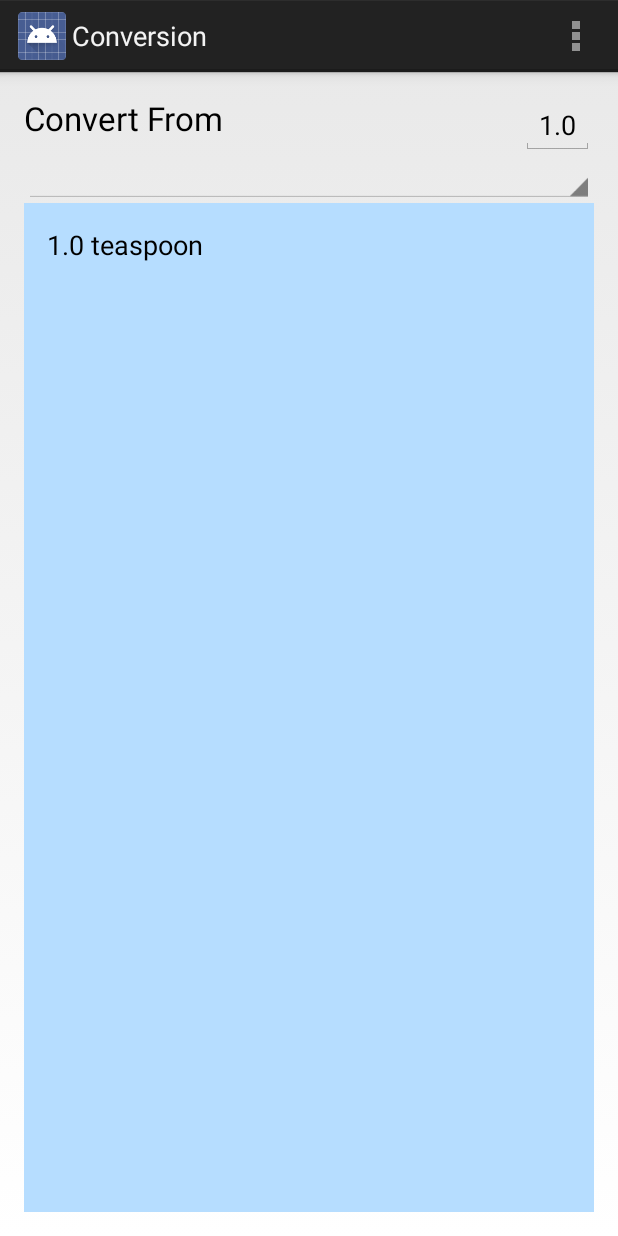
After one commit to MNguyen1130/MessingAround, an Android app: the Conversion screen opened directly, with no data from a screen before it, on a phone screen of 412 x 824 dp. The commit adds this screen. Run offline under Robolectric (Android 15) with nearby library versions, the phone set to English and light mode, and no system bars.

Commit message:
Starting Tutorial 7

```diff
--- a/app/src/main/AndroidManifest.xml
+++ b/app/src/main/AndroidManifest.xml
@@ -1,26 +1,29 @@
 <?xml version="1.0" encoding="utf-8"?>
 <manifest xmlns:android="http://schemas.android.com/apk/res/android"
-    package="com.mnguyen1130.messingaround">
+    package="com.mnguyen1130.messingaround" >
 
     <application
         android:allowBackup="true"
         android:icon="@drawable/ic_launcher"
         android:label="@string/app_name"
-        android:theme="@style/AppTheme">
+        android:theme="@style/AppTheme" >
         <activity
-            android:name=".MainActivity"
-            android:label="@string/app_name">
+            android:name="com.mnguyen1130.messingaround.MainActivity"
+            android:label="@string/app_name" >
             <intent-filter>
                 <action android:name="android.intent.action.MAIN" />
 
                 <category android:name="android.intent.category.LAUNCHER" />
             </intent-filter>
         </activity>
-
         <activity
-            android:name=".SecondScreen"
+            android:name="com.mnguyen1130.messingaround.SecondScreen"
             android:label="Get Name"
             android:theme="@style/AppTheme" />
+        <activity
+            android:name="com.mnguyen1130.messingaround.Conversion"
+            android:label="@string/title_activity_conversion" >
+        </activity>
     </application>
 
 </manifest>
--- /dev/null
+++ b/app/src/main/java/com/mnguyen1130/messingaround/Conversion.java
@@ -0,0 +1,39 @@
+package com.mnguyen1130.messingaround;
+
+import android.app.Activity;
+import android.os.Bundle;
+import android.view.Menu;
+import android.view.MenuItem;
+
+
+public class Conversion extends Activity {
+
+    @Override
+    protected void onCreate(Bundle savedInstanceState) {
+        super.onCreate(savedInstanceState);
+        setContentView(R.layout.activity_conversion);
+    }
+
+
+    @Override
+    public boolean onCreateOptionsMenu(Menu menu) {
+        // Inflate the menu; this adds items to the action bar if it is present.
+        getMenuInflater().inflate(R.menu.menu_conversion, menu);
+        return true;
+    }
+
+    @Override
+    public boolean onOptionsItemSelected(MenuItem item) {
+        // Handle action bar item clicks here. The action bar will
+        // automatically handle clicks on the Home/Up button, so long
+        // as you specify a parent activity in AndroidManifest.xml.
+        int id = item.getItemId();
+
+        //noinspection SimplifiableIfStatement
+        if (id == R.id.action_settings) {
+            return true;
+        }
+
+        return super.onOptionsItemSelected(item);
+    }
+}
--- a/app/src/main/java/com/mnguyen1130/messingaround/MainActivity.java
+++ b/app/src/main/java/com/mnguyen1130/messingaround/MainActivity.java
@@ -91,6 +91,12 @@ public class MainActivity extends Activity {
 
     }
 
+    public void toConversionButtonClick(View view){
+        Intent toConversionScreen = new Intent(this, Conversion.class);
+
+        startActivity(toConversionScreen);
+    }
+
     @Override
     protected void onActivityResult(int requestCode, int resultCode, Intent data) {
         super.onActivityResult(requestCode, resultCode, data);
--- /dev/null
+++ b/app/src/main/res/layout/activity_conversion.xml
@@ -0,0 +1,61 @@
+<RelativeLayout xmlns:android="http://schemas.android.com/apk/res/android"
+    xmlns:tools="http://schemas.android.com/tools" android:layout_width="match_parent"
+    android:layout_height="match_parent" android:paddingLeft="@dimen/activity_horizontal_margin"
+    android:paddingRight="@dimen/activity_horizontal_margin"
+    android:paddingTop="@dimen/activity_vertical_margin"
+    android:paddingBottom="@dimen/activity_vertical_margin"
+    tools:context="com.mnguyen1130.messingaround.Conversion">
+
+    <TextView android:text="@string/convert_from_textview" android:layout_width="wrap_content"
+        android:layout_height="wrap_content"
+        android:textAppearance="?android:attr/textAppearanceLarge"
+        android:layout_marginRight="20dp"
+        android:id="@+id/textView" />
+
+    <EditText
+        android:layout_width="wrap_content"
+        android:layout_height="wrap_content"
+        android:inputType="numberDecimal"
+        android:id="@+id/amount_edit_text"
+        android:layout_alignParentTop="true"
+        android:layout_alignParentRight="true"
+        android:layout_alignParentEnd="true"
+        android:text="1.0"/>
+
+    <Spinner
+        android:layout_width="match_parent"
+        android:layout_height="wrap_content"
+        android:id="@+id/unit_type_spinner"
+        android:layout_below="@+id/amount_edit_text"
+        android:layout_alignParentLeft="true"
+        android:layout_alignParentStart="true" />
+
+    <GridLayout
+        android:layout_width="fill_parent"
+        android:layout_height="fill_parent"
+        android:layout_below="@+id/unit_type_spinner"
+        android:layout_alignParentLeft="true"
+        android:layout_alignParentStart="true"
+        android:columnCount="2"
+        android:rowCount="6"
+        android:orientation="horizontal"
+        android:padding="15dp"
+        android:background="#ffb6ddff">
+
+        <TextView
+            android:id="@+id/tsp_text_view"
+            android:text="@string/default_teaspoon_value"
+            android:textAppearance="?android:attr/textAppearanceMedium"
+            android:layout_width="wrap_content"
+            android:layout_height="wrap_content"
+            android:layout_gravity="left|top"
+            android:layout_marginRight="30dp"
+            android:layout_marginBottom="30dp"
+            />
+
+        <TextView
+            android:id="@+id/cup"/>
+
+        </GridLayout>
+
+</RelativeLayout>
--- a/app/src/main/res/layout/activity_main.xml
+++ b/app/src/main/res/layout/activity_main.xml
@@ -22,6 +22,12 @@
         android:onClick="onGetNameClick"
         android:text="@string/button_get_it" />
 
+    <Button
+        android:layout_width="wrap_content"
+        android:layout_height="wrap_content"
+        android:onClick="toConversionButtonClick"
+        android:text="@string/button_to_conversion"/>
+
     <TextView
         android:id="@+id/users_name_message"
         android:layout_width="wrap_content"
--- /dev/null
+++ b/app/src/main/res/menu/menu_conversion.xml
@@ -0,0 +1,6 @@
+<menu xmlns:android="http://schemas.android.com/apk/res/android"
+    xmlns:tools="http://schemas.android.com/tools"
+    tools:context="com.mnguyen1130.messingaround.Conversion">
+    <item android:id="@+id/action_settings" android:title="@string/action_settings"
+        android:orderInCategory="100" android:showAsAction="never" />
+</menu>
--- a/app/src/main/res/values/strings.xml
+++ b/app/src/main/res/values/strings.xml
@@ -10,5 +10,10 @@
     <string name="button_get_it">Go Get It</string>
     <string name="users_name_sent_back">The user\'s name was </string>
     <string name="get_the_name_text_view">Go Get the Name</string>
+    <string name="title_activity_conversion">Conversion</string>
+    <string name="hello_world">Hello world!</string>
+    <string name="button_to_conversion">To Conversion</string>
+    <string name="convert_from_textview">Convert From</string>
+    <string name="default_teaspoon_value">1.0 teaspoon</string>
 
 </resources>
```
